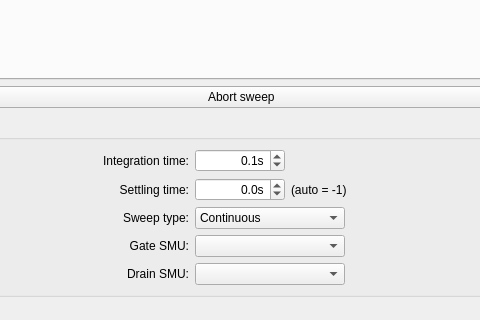
Qt form keithleygui/main.ui (OE-FET/keithleygui) before a commit; both pictures show x 325 to 805 and y 110 to 430 of the 1135 by 658 pixel window.
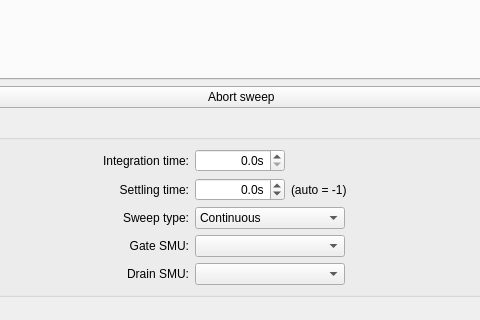
The same form after that commit. Custom widgets are drawn as their Qt base class.

Commit message: updated allowed integration times

Diff of the .ui file:
```diff
--- a/keithleygui/main.ui
+++ b/keithleygui/main.ui
@@ -88,8 +88,14 @@
            <property name="decimals">
             <number>1</number>
            </property>
+           <property name="minimum">
+            <double>0.000000000000000</double>
+           </property>
+           <property name="maximum">
+            <double>0.500000000000000</double>
+           </property>
            <property name="value">
-            <double>0.100000000000000</double>
+            <double>0.000000000000000</double>
            </property>
           </widget>
          </item>
```
